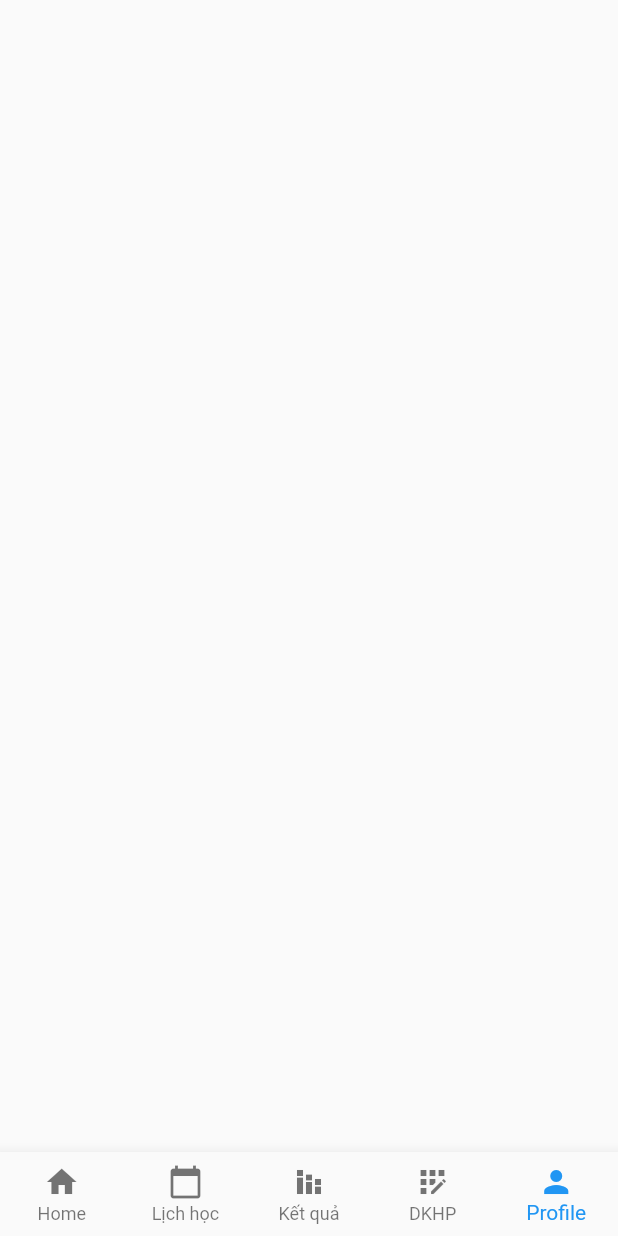
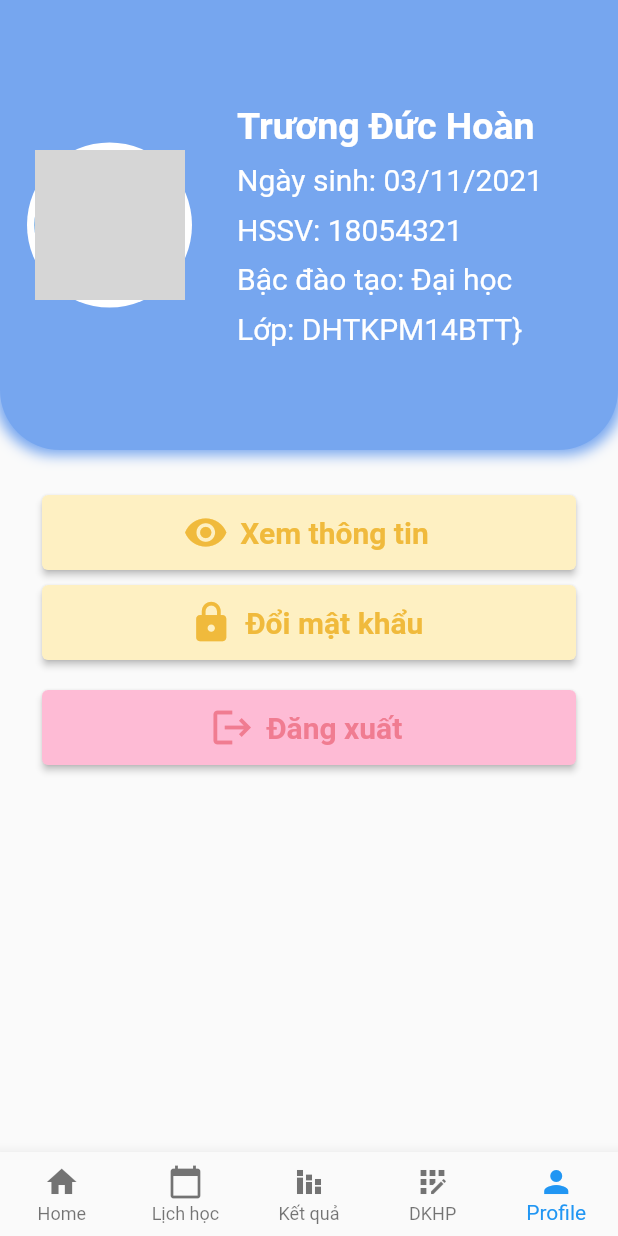
Before and after one commit to duchoan6814/IUHStudent_Android, a Flutter app: the screen it shows after launch, item 5 of the bottom bar chosen, on a phone screen of 412 x 824 dp. Run offline on Flutter 3.47's test engine with Material 2 defaults, Android fonts, the phone set to English and light mode, and no system bars; our stand-ins replace cached_network_image; network calls fail; grey boxes are pictures that could not be loaded.

Commit message:
done build layout profile

```diff
--- a/lib/config/color_config.dart
+++ b/lib/config/color_config.dart
@@ -1,18 +1,11 @@
 import 'package:flutter/material.dart';
 
 class ColorConfig {
-  static const Color primary = Color(0xFF3EC3DB);
-  static const Color accent = Color(0xFFF26943);
-  static const Color warning = Color(0xFFEE5253);
-  static const Color orange = Color(0xFFF39F20);
-  static const Color green = Color(0xFF33C880);
-  static const Color tail = Color(0xFF01A3A4);
-  static const Color blue = Color(0xFF0075FF);
-  static const Color indigo = Color(0xFF6A3ACF);
-  static const Color grey = Color(0xFF8395A7);
-
-  static const Color textColor = Color(0xFF0C173C);
-  static const Color textColorLight = Color(0xB30C173C);
-
-  static const Color background = Color(0xFFF1F5FB);
+  static const Color primary = Color(0xFF76A6EF);
+  static const Color character = Color(0xFF6E7780);
+  static const Color orange = Color(0xFFFDE186);
+  static const Color orangeBackground = Color(0xFFFEF0C2);
+  static const Color orangeCharacter = Color(0xFFF0BA3C);
+  static const Color red = Color(0xFFF07C91);
+  static const Color redLight = Color(0xFFFEBBD5);
 }
--- /dev/null
+++ b/lib/data.dart
@@ -0,0 +1,8 @@
+import 'package:iuh_student/models/account.dart';
+
+import 'models/models.dart';
+import 'models/enums/enums.dart';
+
+Student currentStudent = Student(bacDaoTao: BacDaoTao.DAI_HOC, maSinhVien: "18054321", maHoSo: "123", hoTenDem: "Trương Đức", ten: "Hoàn", gioiTinh: true, ngaySinh: DateTime.now(), noiSinh: "Hải Dương", avatar: "https://scontent-hkt1-1.xx.fbcdn.net/v/t1.6435-9/159839653_2957424391192444_3747099104325645829_n.jpg?_nc_cat=111&ccb=1-5&_nc_sid=09cbfe&_nc_ohc=OBONLJ4J9agAX9grBwb&_nc_ht=scontent-hkt1-1.xx&oh=16af749b2e0cadfb428f11872238cb59&oe=619DB491");
+
+Account currentAccount = Account("18054321", "saPassword", currentStudent);
--- a/lib/main.dart
+++ b/lib/main.dart
@@ -14,10 +14,11 @@ class MyApp extends StatelessWidget {
   Widget build(BuildContext context) {
     return MaterialApp(
       title: 'Flutter Demo',
+      debugShowCheckedModeBanner: false,
       theme: ThemeData(
         primarySwatch: Colors.blue,
       ),
-      home: const MainScreeen(),
+      home: SafeArea(child: const MainScreeen()),
     );
   }
 }
--- /dev/null
+++ b/lib/models/enums/enums.dart
@@ -0,0 +1,4 @@
+export 'bac_dao_tao.dart';
+export 'trang_thai.dart';
+export 'loai_hinh_dao_tao.dart';
+export 'ton_giao.dart';
--- /dev/null
+++ b/lib/models/enums/loai_hinh_dao_tao.dart
@@ -0,0 +1 @@
+enum LoaiHinhDaoTao { TIEN_TIEN, DAI_TRA }
--- /dev/null
+++ b/lib/models/enums/ton_giao.dart
@@ -0,0 +1,4 @@
+enum TonGiao {
+  PHAT_GIAO,
+  THIEN_CHUA_GIAO
+}
--- /dev/null
+++ b/lib/models/enums/trang_thai.dart
@@ -0,0 +1,5 @@
+enum TrangThai {
+  DANG_HOC,
+  RA_TRUONG,
+  BAO_LUU
+}
--- /dev/null
+++ b/lib/models/models.dart
@@ -0,0 +1,2 @@
+export 'cmnd.dart';
+export 'student.dart';
--- a/lib/screens/profile_screen.dart
+++ b/lib/screens/profile_screen.dart
@@ -1,10 +1,146 @@
+import 'package:cached_network_image/cached_network_image.dart';
 import 'package:flutter/material.dart';
+import 'package:iuh_student/config/color_config.dart';
+import 'package:iuh_student/data.dart';
+import 'package:intl/intl.dart';
+import 'package:iuh_student/models/enums/bac_dao_tao.dart';
 
 class ProfileScreen extends StatelessWidget {
   const ProfileScreen({Key? key}) : super(key: key);
 
+  static const styleAtributeOfStudent = TextStyle(
+    fontSize: 20,
+    color: Colors.white
+  );
+
   @override
   Widget build(BuildContext context) {
-    return Container();
+    return Column(
+      children: [
+        Container(
+          width: double.infinity,
+          height: 300.0,
+          padding: EdgeInsets.symmetric(horizontal: 18.0),
+          decoration: BoxDecoration(
+              color: ColorConfig.primary,
+              borderRadius: BorderRadius.only(
+                  bottomRight: Radius.circular(40.0),
+                  bottomLeft: Radius.circular(40.0)),
+              boxShadow: [
+                BoxShadow(
+                    color: ColorConfig.primary, spreadRadius: 3, blurRadius: 7)
+              ]),
+          child: Row(
+            children: [
+              CircleAvatar(
+                child: CircleAvatar(
+                  radius: 50.0,
+                  backgroundImage:
+                      CachedNetworkImageProvider(currentAccount.student.avatar),
+                ),
+                backgroundColor: Colors.white,
+                radius: 55.0,
+              ),
+              SizedBox(
+                width: 30.0,
+              ),
+              Column(
+                crossAxisAlignment: CrossAxisAlignment.start,
+                mainAxisAlignment: MainAxisAlignment.center,
+                children: [
+                  Text(
+                    currentAccount.student.hoTenDem +
+                        " " +
+                        currentAccount.student.ten,
+                    style: TextStyle(
+                        color: Colors.white,
+                        fontWeight: FontWeight.bold,
+                        fontSize: 25),
+                  ),
+                  SizedBox(height: 10.0,),
+                  Text("Ngày sinh: ${DateFormat("dd/MM/yyyy").format(currentAccount.student.ngaySinh)}", style: styleAtributeOfStudent,),
+                  SizedBox(height: 10.0,),
+                  Text("HSSV: ${currentAccount.student.maSinhVien}", style: styleAtributeOfStudent,),
+                  SizedBox(height: 10.0,),
+                  Text("Bậc đào tạo: ${currentAccount.student.bacDaoTao.name}", style: styleAtributeOfStudent,),
+                  SizedBox(height: 10.0,),
+                  Text("Lớp: DHTKPM14BTT}", style: styleAtributeOfStudent,)
+                ],
+              )
+            ],
+          ),
+        ),
+        SizedBox(
+          height: 30.0,
+        ),
+        Padding(
+          padding: EdgeInsets.symmetric(horizontal: 28.0),
+          child: Column(
+            children: [
+              ElevatedButton.icon(
+                  onPressed: () {},
+                  icon: Icon(Icons.remove_red_eye, color: ColorConfig.orangeCharacter, size: 30.0,),
+                  label: Text(
+                    "Xem thông tin",
+                    style: TextStyle(
+                        color:  ColorConfig.orangeCharacter,
+                      fontSize: 20.0,
+                      fontWeight: FontWeight.bold
+
+                    ),
+                  ),
+                  style: ButtonStyle(
+                    backgroundColor: MaterialStateProperty.all(ColorConfig.orangeBackground),
+                      minimumSize: MaterialStateProperty.all(Size(double.infinity, 50.0),
+                    )
+                  ),
+              ),
+              SizedBox(
+                height: 10.0,
+              ),
+              ElevatedButton.icon(
+                onPressed: () {},
+                icon: Icon(Icons.lock, color: ColorConfig.orangeCharacter, size: 30.0,),
+                label: Text(
+                  "Đổi mật khẩu",
+                  style: TextStyle(
+                      color:  ColorConfig.orangeCharacter,
+                      fontSize: 20.0,
+                      fontWeight: FontWeight.bold
+
+                  ),
+                ),
+                style: ButtonStyle(
+                    backgroundColor: MaterialStateProperty.all(ColorConfig.orangeBackground),
+                    minimumSize: MaterialStateProperty.all(Size(double.infinity, 50.0),
+                    )
+                ),
+              ),
+              SizedBox(
+                height: 20.0,
+              ),
+              ElevatedButton.icon(
+                onPressed: () {},
+                icon: Icon(Icons.logout, color: ColorConfig.red, size: 30.0,),
+                label: Text(
+                  "Đăng xuất",
+                  style: TextStyle(
+                      color:  ColorConfig.red,
+                      fontSize: 20.0,
+                      fontWeight: FontWeight.bold
+
+                  ),
+                ),
+                style: ButtonStyle(
+                    backgroundColor: MaterialStateProperty.all(ColorConfig.redLight),
+                    minimumSize: MaterialStateProperty.all(Size(double.infinity, 50.0),
+                    )
+                ),
+              )
+            ],
+          ),
+        )
+      ],
+    );
   }
 }
--- a/pubspec.yaml
+++ b/pubspec.yaml
@@ -34,6 +34,8 @@ dependencies:
   # The following adds the Cupertino Icons font to your application.
   # Use with the CupertinoIcons class for iOS style icons.
   cupertino_icons: ^1.0.2
+  cached_network_image: ^2.2.0+1
+  intl: ^0.17.0
 
 dev_dependencies:
   flutter_test:
```
Also changed, not shown: lib/models/account.dart (added, +9 -0 lines), lib/models/cmnd.dart (added, +7 -0 lines), lib/models/enums/bac_dao_tao.dart (added, +13 -0 lines), lib/models/student.dart (added, +52 -0 lines), lib/screens/login.dart (+4 -4 lines), pubspec.lock, 1 other file.
